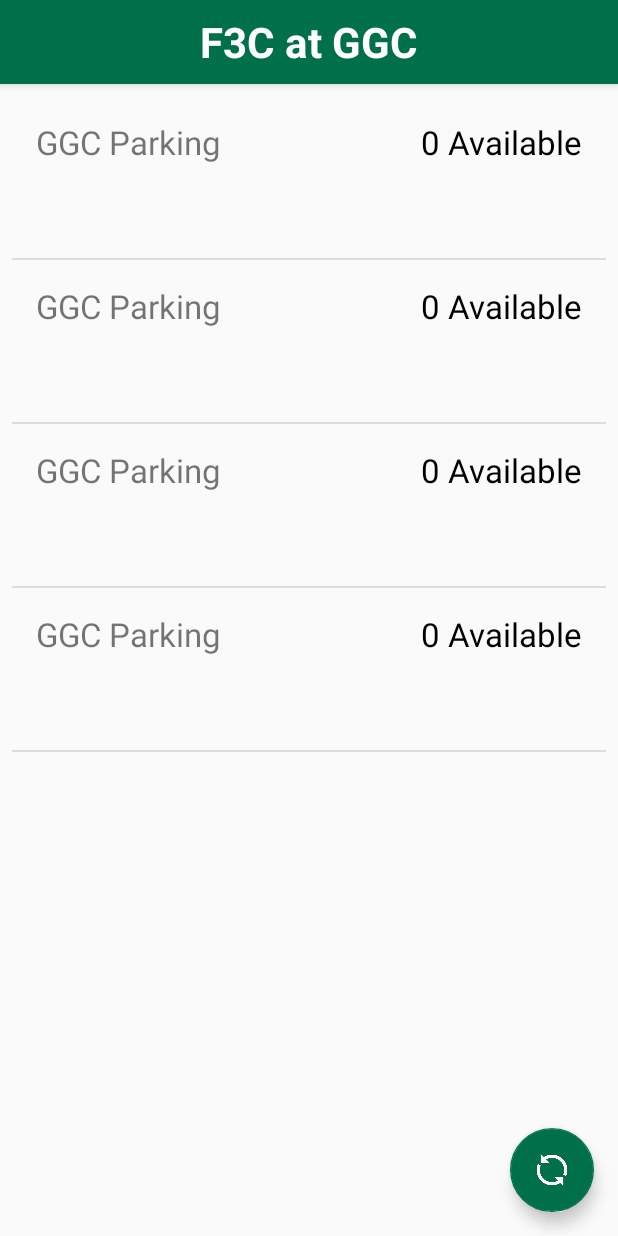
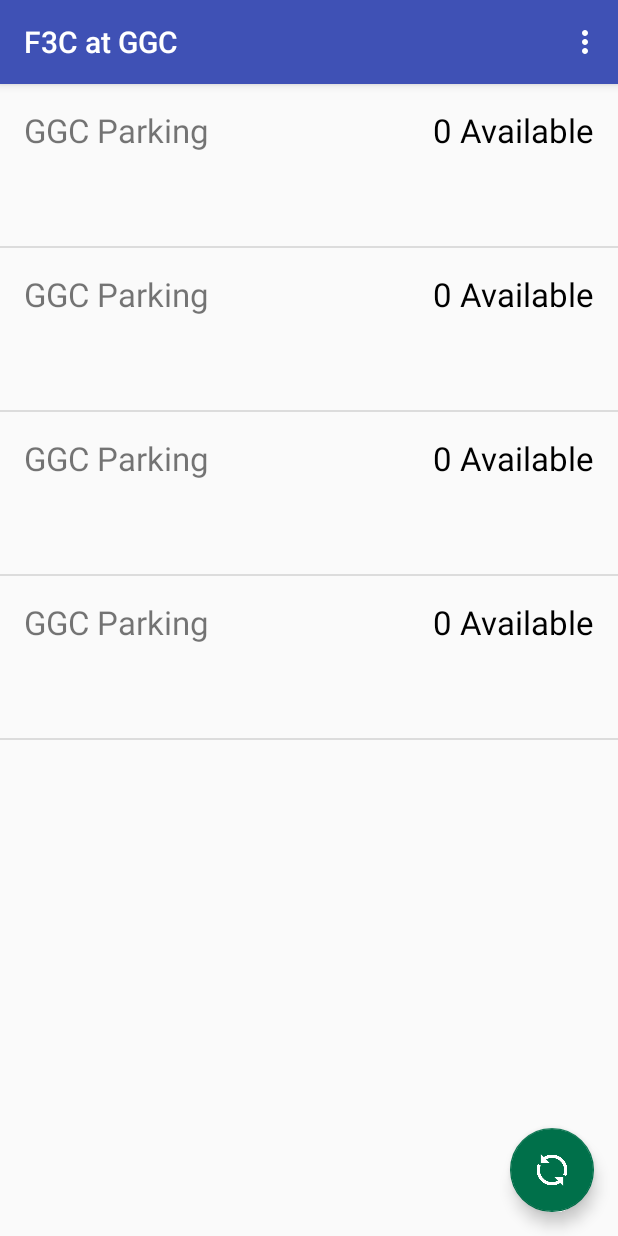
Before and after one commit to aknobloch/F3C-GGC, an Android app: the screen it shows after launch (MainActivity), on a phone screen of 412 x 824 dp. Run offline under Robolectric (Android 15) with nearby library versions, the phone set to English and light mode, and no system bars; 14 statements that could not run were skipped.

Commit message:
Merge fix

```diff
--- a/app/src/main/java/com/aarondevelops/f3c/MainActivity.java
+++ b/app/src/main/java/com/aarondevelops/f3c/MainActivity.java
@@ -6,6 +6,7 @@
 import android.support.design.widget.FloatingActionButton;
 import android.support.design.widget.Snackbar;
 import android.support.v7.app.AppCompatActivity;
+import android.support.v7.widget.Toolbar;
 import android.view.View;
 import android.view.Menu;
 import android.view.MenuItem;
@@ -31,15 +32,18 @@
 
     public static final String DEBUG_TAG = "F3CDebug";
 
-    ListView chargerList;
-    ChargerListAdapter listAdapter;
-    ArrayList<ChargerStation> chargerStations = new ArrayList<>();
+    private ListView chargerList;
+    private ChargerListAdapter listAdapter;
+    private ArrayList<ChargerStation> chargerStations = new ArrayList<>();
 
     @Override
     protected void onCreate(Bundle savedInstanceState)
     {
         super.onCreate(savedInstanceState);
         setContentView(R.layout.activity_main);
+
+        Toolbar toolbar = (Toolbar) findViewById(R.id.toolbar);
+        setSupportActionBar(toolbar);
 
         // prepare the speaker for the list
         MessageHelper.initializeSpeaker(this);
--- a/app/src/main/java/utils/MessageHelper.java
+++ b/app/src/main/java/utils/MessageHelper.java
@@ -4,6 +4,7 @@
 import android.speech.tts.TextToSpeech;
 import android.speech.tts.Voice;
 import android.support.design.widget.Snackbar;
+import android.util.AndroidRuntimeException;
 import android.util.Log;
 import android.view.View;
 import android.widget.Toast;
@@ -77,6 +78,10 @@
             @Override
             public void onInit(int status)
             {
+                if(status == TextToSpeech.ERROR)
+                {
+                    return;
+                }
 
                 speakerInitialized = true;
                 setSpeakerVoice("en-gb-x-fis#male_1-local");
@@ -92,6 +97,8 @@
      */
     private static void setSpeakerVoice(String voiceName)
     {
+        try
+        {
             // find the male Great Britain voice
             for(Voice voice : speaker.getVoices())
             {
@@ -104,4 +111,10 @@
             // set speech rate a tad slower
             speaker.setSpeechRate(.95f);
         }
+        catch(NullPointerException npe)
+        {
+            Log.e("RuntimeError", "No Voices Found.");
         }
+
+    }
+}
--- a/app/src/main/res/layout/activity_main.xml
+++ b/app/src/main/res/layout/activity_main.xml
@@ -12,31 +12,24 @@
         android:layout_height="wrap_content"
         android:theme="@style/AppTheme.AppBarOverlay">
 
-        <TextView
-            android:layout_height="56dp"
+        <android.support.v7.widget.Toolbar
+            android:id="@+id/toolbar"
             android:layout_width="match_parent"
-            android:text="@string/app_name"
-            android:textStyle="normal|bold"
-            android:textSize="28sp"
-            android:gravity="center_vertical|center_horizontal"
-            android:background="@color/themeColor"
-            android:textColor="@android:color/white" />
+            android:layout_height="?attr/actionBarSize"
+            android:background="?attr/colorPrimary"
+            app:popupTheme="@style/AppTheme.PopupOverlay" />
 
     </android.support.design.widget.AppBarLayout>
 
-    <include layout="@layout/content_main"
-        android:id="@+id/include" />
+    <include layout="@layout/content_main" />
 
     <android.support.design.widget.FloatingActionButton
         android:id="@+id/fab"
         android:layout_width="wrap_content"
         android:layout_height="wrap_content"
-        android:layout_gravity="top|left"
+        android:layout_gravity="bottom|end"
         android:layout_margin="@dimen/fab_margin"
         app:srcCompat="@drawable/refresh_icon"
-        app:backgroundTint="@color/themeColor"
-        app:layout_anchor="@+id/include"
-        app:layout_anchorGravity="bottom|right"
-        android:onClick="onRefresh" />
+        app:backgroundTint="@color/themeColor" />
 
 </android.support.design.widget.CoordinatorLayout>
--- a/app/src/main/res/layout/content_main.xml
+++ b/app/src/main/res/layout/content_main.xml
@@ -18,13 +18,8 @@
         tools:layout_constraintBottom_creator="1"
         app:layout_constraintBottom_toBottomOf="parent"
         app:layout_constraintRight_toRightOf="parent"
-        android:layout_marginTop="8dp"
         tools:layout_constraintLeft_creator="1"
-        android:layout_marginBottom="60dp"
         app:layout_constraintLeft_toLeftOf="parent"
         app:layout_constraintTop_toTopOf="parent"
-        android:layout_marginLeft="8dp"
-        android:layout_marginRight="8dp"
-        android:layout_marginStart="8dp"
-        android:layout_marginEnd="8dp" />
+        android:layout_marginBottom="55dp" />
 </android.support.constraint.ConstraintLayout>
--- a/app/src/main/res/menu/menu_main.xml
+++ b/app/src/main/res/menu/menu_main.xml
@@ -1,7 +1,7 @@
 <menu xmlns:android="http://schemas.android.com/apk/res/android"
     xmlns:app="http://schemas.android.com/apk/res-auto"
     xmlns:tools="http://schemas.android.com/tools"
-    tools:context="com.aarondevelops.f3c.MainActivity">
+    tools:context="com.aarondevelops.myapplication.MainActivity">
     <item
         android:id="@+id/action_settings"
         android:orderInCategory="100"
```
Lines whose indentation alone changed are shown as unchanged.
